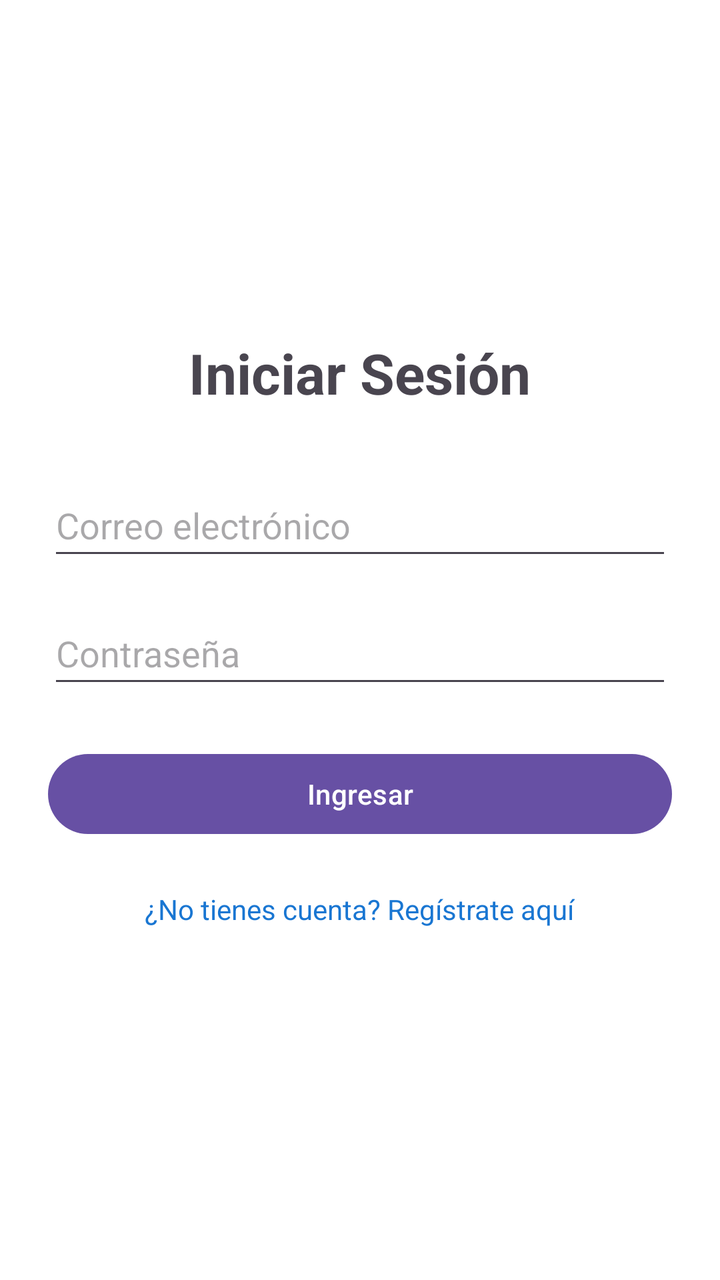
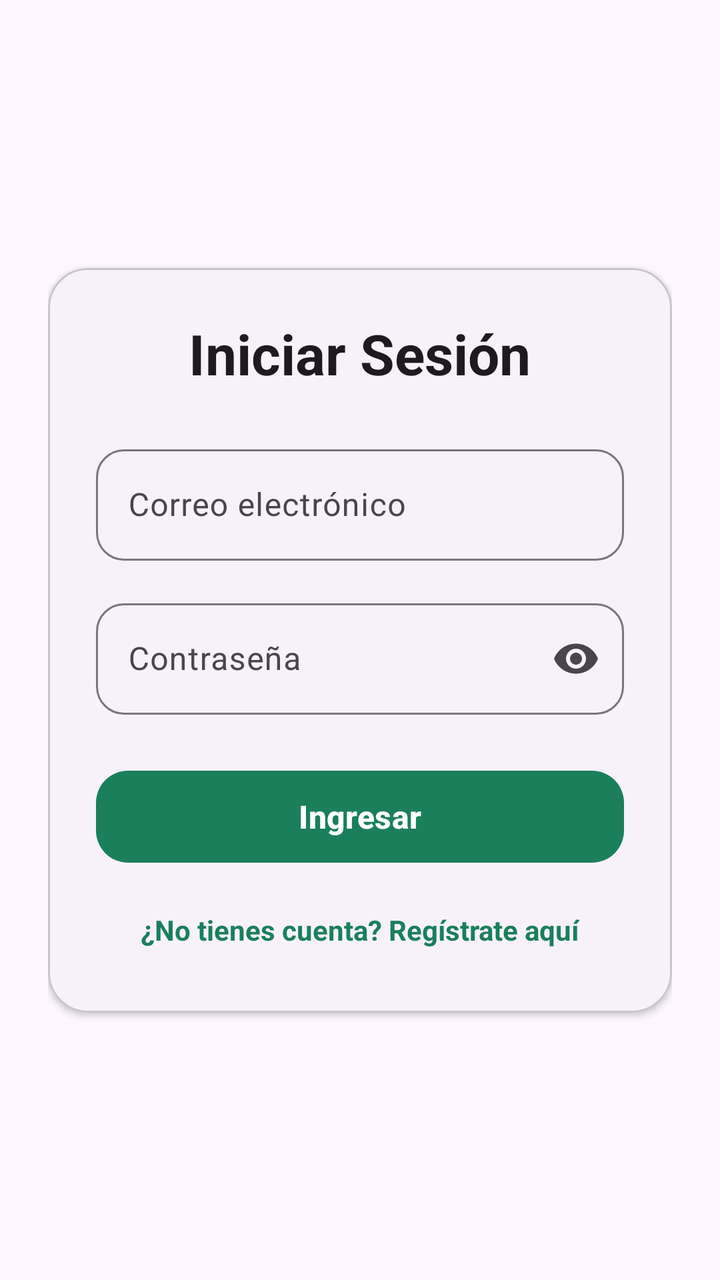

The first picture is an Android layout as it rendered before a commit; the second is the same layout after the commit. The layout source and the unified diff follow.
<!-- AndroidManifest.xml: application theme Theme.HabiTrack -->
<!-- res/layout/activity_pantalla_login.xml -->
<?xml version="1.0" encoding="utf-8"?>
<LinearLayout xmlns:android="http://schemas.android.com/apk/res/android"
    android:layout_width="match_parent"
    android:layout_height="match_parent"
    android:gravity="center"
    android:orientation="vertical"
    android:padding="24dp">

    <TextView
        android:layout_width="wrap_content"
        android:layout_height="wrap_content"
        android:layout_marginBottom="32dp"
        android:text="Iniciar Sesión"
        android:textSize="28sp"
        android:textStyle="bold" />

    <EditText
        android:id="@+id/etEmailLogin"
        android:layout_width="match_parent"
        android:layout_height="wrap_content"
        android:layout_marginBottom="16dp"
        android:hint="Correo electrónico"
        android:inputType="textEmailAddress"
        android:minHeight="48dp" />

    <EditText
        android:id="@+id/etPasswordLogin"
        android:layout_width="match_parent"
        android:layout_height="wrap_content"
        android:layout_marginBottom="24dp"
        android:hint="Contraseña"
        android:inputType="textPassword"
        android:minHeight="48dp" />

    <Button
        android:id="@+id/btnLogin"
        android:layout_width="match_parent"
        android:layout_height="wrap_content"
        android:layout_marginBottom="16dp"
        android:text="Ingresar" />

    <TextView
        android:id="@+id/tvIrARegistro"
        android:layout_width="wrap_content"
        android:layout_height="wrap_content"
        android:padding="8dp"
        android:text="¿No tienes cuenta? Regístrate aquí"
        android:textColor="#1976D2" />

</LinearLayout>
<!-- resources referenced by this layout -->
<resources>
  <style name="Theme.HabiTrack" parent="Base.Theme.HabiTrack" />
  <style name="Base.Theme.HabiTrack" parent="Theme.Material3.Light.NoActionBar">
  
          <item name="android:windowBackground">@android:color/white</item>
          <item name="android:textColorPrimary">@android:color/black</item>
  
      </style>
</resources>

<!-- the commit's change to res/layout/activity_pantalla_login.xml (unified diff, before → after) -->
@@ -1,50 +1,104 @@
 <?xml version="1.0" encoding="utf-8"?>
-<LinearLayout xmlns:android="http://schemas.android.com/apk/res/android"
+<androidx.constraintlayout.widget.ConstraintLayout xmlns:android="http://schemas.android.com/apk/res/android"
+    xmlns:app="http://schemas.android.com/apk/res-auto"
     android:layout_width="match_parent"
     android:layout_height="match_parent"
-    android:gravity="center"
-    android:orientation="vertical"
+    android:background="?attr/colorSurface"
     android:padding="24dp">
 
-    <TextView
-        android:layout_width="wrap_content"
+    <com.google.android.material.card.MaterialCardView
+        android:id="@+id/cardLogin"
+        android:layout_width="0dp"
         android:layout_height="wrap_content"
-        android:layout_marginBottom="32dp"
-        android:text="Iniciar Sesión"
-        android:textSize="28sp"
-        android:textStyle="bold" />
+        app:cardBackgroundColor="?attr/colorSurfaceContainerLow"
+        app:cardCornerRadius="20dp"
+        app:cardElevation="2dp"
+        app:strokeColor="?attr/colorOutlineVariant"
+        app:strokeWidth="1dp"
+        app:layout_constraintBottom_toBottomOf="parent"
+        app:layout_constraintEnd_toEndOf="parent"
+        app:layout_constraintStart_toStartOf="parent"
+        app:layout_constraintTop_toTopOf="parent">
 
-    <EditText
-        android:id="@+id/etEmailLogin"
-        android:layout_width="match_parent"
-        android:layout_height="wrap_content"
-        android:layout_marginBottom="16dp"
-        android:hint="Correo electrónico"
-        android:inputType="textEmailAddress"
-        android:minHeight="48dp" />
+        <LinearLayout
+            android:layout_width="match_parent"
+            android:layout_height="wrap_content"
+            android:gravity="center"
+            android:orientation="vertical"
+            android:padding="24dp">
 
-    <EditText
-        android:id="@+id/etPasswordLogin"
-        android:layout_width="match_parent"
-        android:layout_height="wrap_content"
-        android:layout_marginBottom="24dp"
-        android:hint="Contraseña"
-        android:inputType="textPassword"
-        android:minHeight="48dp" />
+            <TextView
+                android:id="@+id/tvTituloLogin"
+                android:layout_width="wrap_content"
+                android:layout_height="wrap_content"
+                android:layout_marginBottom="24dp"
+                android:text="Iniciar Sesión"
+                android:textColor="?attr/colorOnSurface"
+                android:textSize="28sp"
+                android:textStyle="bold" />
 
-    <Button
-        android:id="@+id/btnLogin"
-        android:layout_width="match_parent"
-        android:layout_height="wrap_content"
-        android:layout_marginBottom="16dp"
-        android:text="Ingresar" />
+            <com.google.android.material.textfield.TextInputLayout
+                android:id="@+id/tilEmailLogin"
+                style="@style/Widget.Material3.TextInputLayout.OutlinedBox"
+                android:layout_width="match_parent"
+                android:layout_height="wrap_content"
+                android:layout_marginBottom="16dp"
+                android:hint="Correo electrónico"
+                app:boxCornerRadiusBottomEnd="14dp"
+                app:boxCornerRadiusBottomStart="14dp"
+                app:boxCornerRadiusTopEnd="14dp"
+                app:boxCornerRadiusTopStart="14dp">
 
-    <TextView
-        android:id="@+id/tvIrARegistro"
-        android:layout_width="wrap_content"
-        android:layout_height="wrap_content"
-        android:padding="8dp"
-        android:text="¿No tienes cuenta? Regístrate aquí"
-        android:textColor="#1976D2" />
+                <com.google.android.material.textfield.TextInputEditText
+                    android:id="@+id/etEmailLogin"
+                    android:layout_width="match_parent"
+                    android:layout_height="wrap_content"
+                    android:inputType="textEmailAddress"
+                    android:minHeight="48dp" />
+            </com.google.android.material.textfield.TextInputLayout>
 
-</LinearLayout>
+            <com.google.android.material.textfield.TextInputLayout
+                android:id="@+id/tilPasswordLogin"
+                style="@style/Widget.Material3.TextInputLayout.OutlinedBox"
+                android:layout_width="match_parent"
+                android:layout_height="wrap_content"
+                android:layout_marginBottom="24dp"
+                android:hint="Contraseña"
+                app:boxCornerRadiusBottomEnd="14dp"
+                app:boxCornerRadiusBottomStart="14dp"
+                app:boxCornerRadiusTopEnd="14dp"
+                app:boxCornerRadiusTopStart="14dp"
+                app:endIconMode="password_toggle">
+
+                <com.google.android.material.textfield.TextInputEditText
+                    android:id="@+id/etPasswordLogin"
+                    android:layout_width="match_parent"
+                    android:layout_height="wrap_content"
+                    android:inputType="textPassword"
+                    android:minHeight="48dp" />
+            </com.google.android.material.textfield.TextInputLayout>
+
+            <com.google.android.material.button.MaterialButton
+                android:id="@+id/btnLogin"
+                android:layout_width="match_parent"
+                android:layout_height="54dp"
+                android:layout_marginBottom="12dp"
+                android:text="Ingresar"
+                android:textAllCaps="false"
+                android:textSize="16sp"
+                android:textStyle="bold"
+                app:cornerRadius="16dp" />
+
+            <TextView
+                android:id="@+id/tvIrARegistro"
+                android:layout_width="wrap_content"
+                android:layout_height="wrap_content"
+                android:padding="8dp"
+                android:text="¿No tienes cuenta? Regístrate aquí"
+                android:textColor="?attr/colorPrimary"
+                android:textStyle="bold" />
+
+        </LinearLayout>
+    </com.google.android.material.card.MaterialCardView>
+
+</androidx.constraintlayout.widget.ConstraintLayout>
<!-- resource entries referenced after the edit -->
@@ -5,7 +5,11 @@
   
           <item name="android:windowBackground">@android:color/white</item>
           <item name="android:textColorPrimary">@android:color/black</item>
+          <item name="colorPrimary">@color/ht_primary</item>
+          <item name="colorOnPrimary">@color/ht_on_primary</item>
   
       </style>
+  <color name="ht_primary">#1B7F5C</color>
+  <color name="ht_on_primary">#FFFFFF</color>
 </resources>
 
